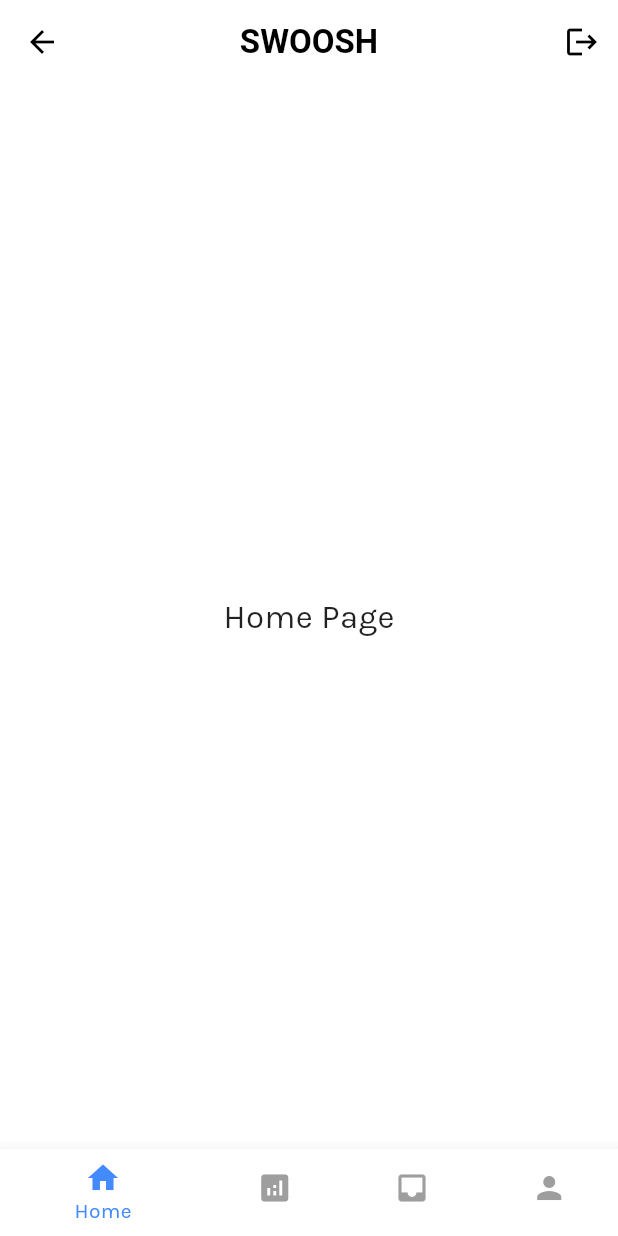
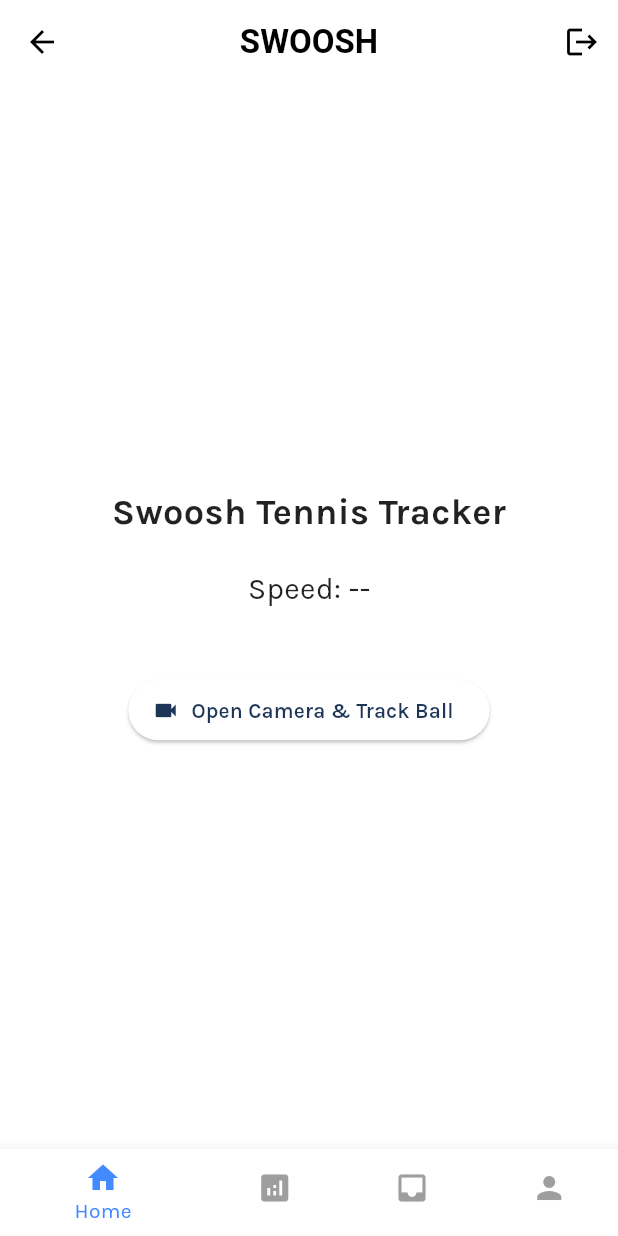
Before and after one commit to DanielEshel/swoosh, a Flutter app: the AppShell screen opened by its route, on a phone screen of 412 x 824 dp. Run offline on Flutter 3.47's test engine with Material 3 defaults, Android fonts, the phone set to English and light mode, and no system bars; our stand-ins replace camera, cloud_firestore, firebase_auth, firebase_core, google_fonts, google_sign_in; missing offline and left inert: tflite_flutter; accounts and stored records are empty; Roboto replaces fonts that are missing (Monda).

Commit message:
fixed emulator support and added camera button on home screen

```diff
--- /dev/null
+++ b/lib/pages/home_tab.dart
@@ -0,0 +1,80 @@
+import 'package:flutter/material.dart';
+import 'camera_page.dart';
+
+class HomeTab extends StatefulWidget {
+  const HomeTab({super.key});
+
+  @override
+  State<HomeTab> createState() => _HomeTabState();
+}
+
+class _HomeTabState extends State<HomeTab> {
+  // Example of future live data variables
+  double? liveBallSpeed;
+  int? rallyCount;
+  bool isTracking = false;
+
+  @override
+  void initState() {
+    super.initState();
+    // TODO: connect to streams, timers, sensors later
+  }
+
+  @override
+  Widget build(BuildContext context) {
+    return Center(
+      child: Column(
+        mainAxisSize: MainAxisSize.min,
+        children: [
+          const Text(
+            'Swoosh Tennis Tracker',
+            style: TextStyle(
+              fontSize: 24,
+              fontWeight: FontWeight.bold,
+            ),
+          ),
+
+          const SizedBox(height: 20),
+
+          // Example of live data UI (safe even if null)
+          if (liveBallSpeed != null)
+            Text(
+              'Speed: ${liveBallSpeed!.toStringAsFixed(1)} mph',
+              style: const TextStyle(fontSize: 20),
+            )
+          else
+            const Text(
+              'Speed: --',
+              style: TextStyle(fontSize: 20),
+            ),
+
+          const SizedBox(height: 12),
+
+          if (rallyCount != null)
+            Text(
+              'Rally count: $rallyCount',
+              style: const TextStyle(fontSize: 18),
+            ),
+
+          const SizedBox(height: 30),
+
+          ElevatedButton.icon(
+            onPressed: () async {
+              setState(() => isTracking = true);
+              await Navigator.of(context).push(
+                MaterialPageRoute(
+                  builder: (_) => const CameraPage(),
+                ),
+              );
+              setState(() => isTracking = false);
+            },
+            icon: const Icon(Icons.videocam),
+            label: Text(isTracking
+                ? 'Tracking...'
+                : 'Open Camera & Track Ball'),
+          ),
+        ],
+      ),
+    );
+  }
+}
--- /dev/null
+++ b/lib/pages/pages.dart
@@ -0,0 +1,6 @@
+export 'home_tab.dart';
+export 'camera_page.dart';
+// export 'analysis_page.dart';
+// export 'profile_page.dart';
+// export 'inbox_page.dart';
+// export 'settings_page.dart';
--- a/lib/screens/loading_screen.dart
+++ b/lib/screens/loading_screen.dart
@@ -1,6 +1,5 @@
 import 'package:flutter/material.dart';
 import 'package:firebase_auth/firebase_auth.dart';
-import 'package:swoosh/services/user_firestore.dart';
 
 class LoadingScreen extends StatelessWidget {
   const LoadingScreen({super.key});
--- a/lib/screens/signup_screen.dart
+++ b/lib/screens/signup_screen.dart
@@ -1,6 +1,5 @@
 import 'package:flutter/material.dart';
 import 'package:firebase_auth/firebase_auth.dart';
-import 'package:cloud_firestore/cloud_firestore.dart';
 import 'package:swoosh/services/user_firestore.dart';
 
 class SignupScreen extends StatelessWidget {
--- a/lib/shell/app_shell.dart
+++ b/lib/shell/app_shell.dart
@@ -1,6 +1,6 @@
 import 'package:flutter/material.dart';
 import 'package:firebase_auth/firebase_auth.dart';
-
+import 'package:swoosh/pages/home_tab.dart';
 class AppShell extends StatefulWidget {
   const AppShell({super.key});
 
@@ -14,7 +14,7 @@
   // These are the pages shown inside the Scaffold body.
   // They should be simple widgets — NO Scaffold inside them.
   static final List<Widget> _pages = <Widget>[
-    Center(child: Text("Home Page", style: TextStyle(fontSize: 22))),
+    const HomeTab(),
     Center(child: Text("Analytics Page", style: TextStyle(fontSize: 22))),
     Center(child: Text("Inbox Page", style: TextStyle(fontSize: 22))),
     Center(child: Text("Profile Page", style: TextStyle(fontSize: 22))),
--- a/pubspec.yaml
+++ b/pubspec.yaml
@@ -35,12 +35,13 @@
   cupertino_icons: ^1.0.8
 
   camera: ^0.10.0+4
-  tflite_flutter: ^0.10.0
+  tflite_flutter: ^0.12.1
   google_fonts: ^6.2.0
   image: ^3.0.2
   firebase_core: ^4.2.1
   firebase_auth: ^6.1.2
   cloud_firestore: ^6.1.0
+  google_sign_in: ^6.1.0
 
 dev_dependencies:
   flutter_test:
```
Also changed, not shown: lib/pages/camera_page.dart (added, +212 -0 lines), lib/screens/login_method_screen.dart (+25 -9 lines), pubspec.lock, 31 other files.
